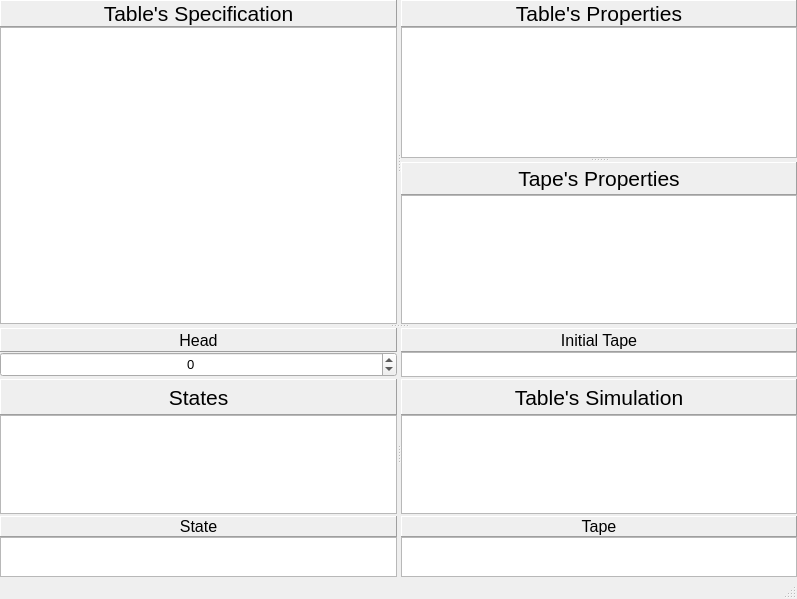
The window that Qt/TuringsMachineSimulator/machinesimulation.ui (fabioalves98/TuringsMachineGenerator) describes before a commit, drawn with Qt 5.
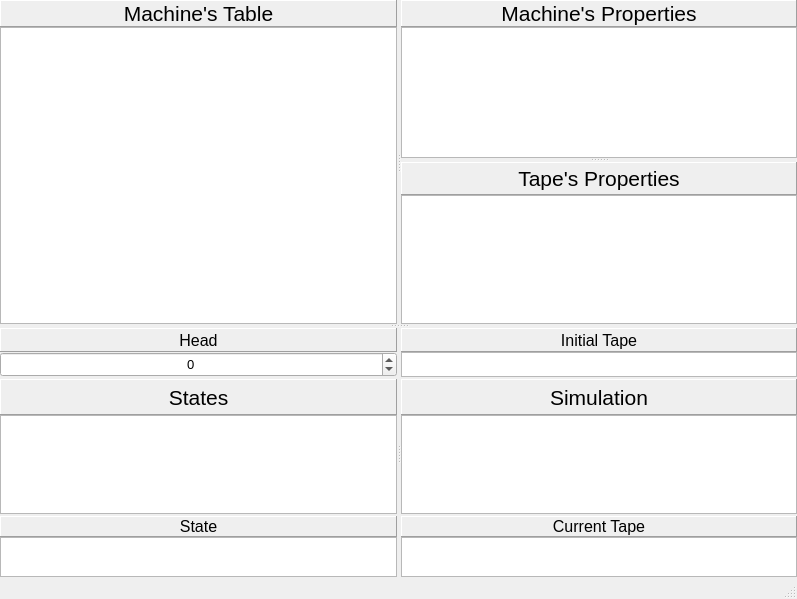
The same window after the commit.

Commit message: Need to change tape edition completly

Patch:
```diff
--- a/Qt/TuringsMachineSimulator/machinesimulation.ui
+++ b/Qt/TuringsMachineSimulator/machinesimulation.ui
@@ -58,7 +58,7 @@
             <enum>QFrame::Raised</enum>
            </property>
            <property name="text">
-            <string>Table's Specification</string>
+            <string>Machine's Table</string>
            </property>
            <property name="alignment">
             <set>Qt::AlignCenter</set>
@@ -100,7 +100,7 @@
              <enum>QFrame::Raised</enum>
             </property>
             <property name="text">
-             <string>Table's Properties</string>
+             <string>Machine's Properties</string>
             </property>
             <property name="alignment">
              <set>Qt::AlignCenter</set>
@@ -403,7 +403,7 @@
               <enum>QFrame::Raised</enum>
              </property>
              <property name="text">
-              <string>Table's Simulation</string>
+              <string>Simulation</string>
              </property>
              <property name="alignment">
               <set>Qt::AlignCenter</set>
@@ -443,7 +443,7 @@
               <enum>QFrame::Raised</enum>
              </property>
              <property name="text">
-              <string>Tape</string>
+              <string>Current Tape</string>
              </property>
              <property name="alignment">
               <set>Qt::AlignCenter</set>
```
The commit also changes 47 other files.
